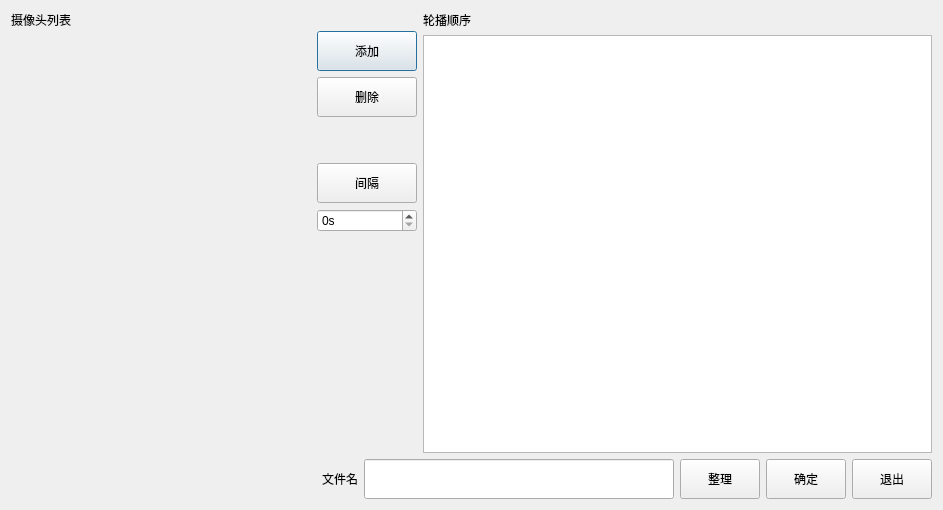
Qt form src/playalternatenewdialog.ui (ch593030323/video-watcher) before a commit.
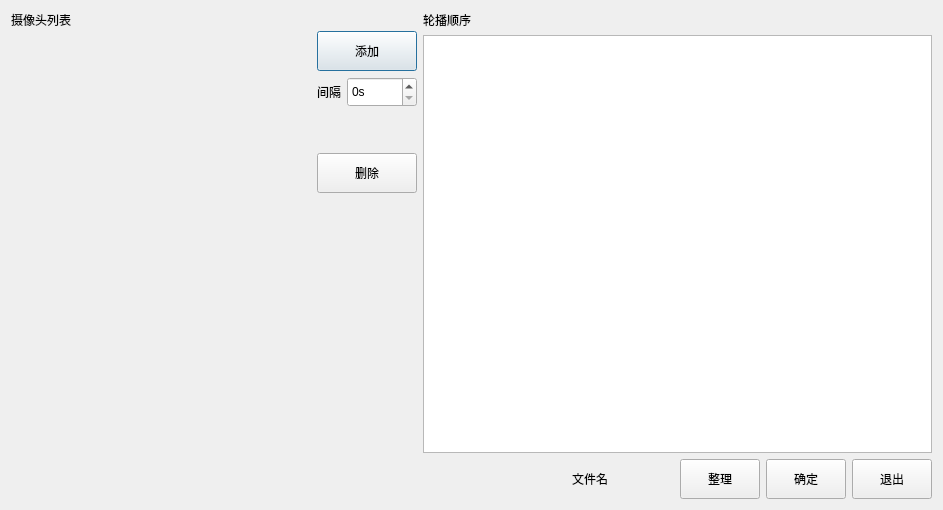
The same form after that commit. Custom widgets are drawn as their Qt base class.

```diff
--- a/src/playalternatenewdialog.ui
+++ b/src/playalternatenewdialog.ui
@@ -13,7 +13,7 @@
   <property name="windowTitle">
    <string>Dialog</string>
   </property>
-  <layout class="QVBoxLayout" name="verticalLayout_4" stretch="1,0">
+  <layout class="QVBoxLayout" name="verticalLayout_4">
    <item>
     <layout class="QHBoxLayout" name="horizontalLayout_2" stretch="0,0,1">
      <item>
@@ -57,7 +57,7 @@
       </widget>
      </item>
      <item>
-      <layout class="QVBoxLayout" name="verticalLayout" stretch="0,0,0,0,0,0,1">
+      <layout class="QVBoxLayout" name="verticalLayout" stretch="0,0,0,0,0,1">
        <item>
         <widget class="QLabel" name="label_3">
          <property name="text">
@@ -78,6 +78,43 @@
          </property>
         </widget>
        </item>
+       <item>
+        <layout class="QHBoxLayout" name="horizontalLayout_3" stretch="0,1">
+         <item>
+          <widget class="QLabel" name="label_5">
+           <property name="text">
+            <string>间隔</string>
+           </property>
+          </widget>
+         </item>
+         <item>
+          <widget class="QSpinBox" name="spinBox">
+           <property name="minimumSize">
+            <size>
+             <width>0</width>
+             <height>30</height>
+            </size>
+           </property>
+           <property name="suffix">
+            <string>s</string>
+           </property>
+          </widget>
+         </item>
+        </layout>
+       </item>
+       <item>
+        <spacer name="verticalSpacer">
+         <property name="orientation">
+          <enum>Qt::Vertical</enum>
+         </property>
+         <property name="sizeHint" stdset="0">
+          <size>
+           <width>20</width>
+           <height>40</height>
+          </size>
+         </property>
+        </spacer>
+       </item>
        <item>
         <widget class="QPushButton" name="pushButton_del">
          <property name="minimumSize">
@@ -91,39 +128,6 @@
          </property>
         </widget>
        </item>
-       <item>
-        <spacer name="verticalSpacer">
-         <property name="orientation">
-          <enum>Qt::Vertical</enum>
-         </property>
-         <property name="sizeHint" stdset="0">
-          <size>
-           <width>20</width>
-           <height>40</height>
-          </size>
-         </property>
-        </spacer>
-       </item>
-       <item>
-        <widget class="QPushButton" name="pushButton_add_gap">
-         <property name="minimumSize">
-          <size>
-           <width>100</width>
-           <height>40</height>
-          </size>
-         </property>
-         <property name="text">
-          <string>间隔</string>
-         </property>
-        </widget>
-       </item>
-       <item>
-        <widget class="QSpinBox" name="spinBox">
-         <property name="suffix">
-          <string>s</string>
-         </property>
-        </widget>
-       </item>
        <item>
         <spacer name="verticalSpacer_2">
          <property name="orientation">
@@ -178,12 +182,12 @@
       </widget>
      </item>
      <item>
-      <widget class="QLineEdit" name="lineEdit">
-       <property name="sizePolicy">
-        <sizepolicy hsizetype="Expanding" vsizetype="Expanding">
-         <horstretch>0</horstretch>
-         <verstretch>0</verstretch>
-        </sizepolicy>
+      <widget class="LineEditX" name="lineEdit" native="true">
+       <property name="minimumSize">
+        <size>
+         <width>60</width>
+         <height>0</height>
+        </size>
        </property>
       </widget>
      </item>
@@ -237,6 +241,17 @@
    <header>treevideoviewsearchurl.h</header>
    <container>1</container>
   </customwidget>
+  <customwidget>
+   <class>LineEditX</class>
+   <extends>QWidget</extends>
+   <header>lineeditx.h</header>
+   <container>1</container>
+  </customwidget>
+  <customwidget>
+   <class>lds_tableview</class>
+   <extends>QTableView</extends>
+   <header>lds_tableview.h</header>
+  </customwidget>
  </customwidgets>
  <resources/>
  <connections/>
```
Left out of the diff: 2 changed lines with no effect on the pictures.
